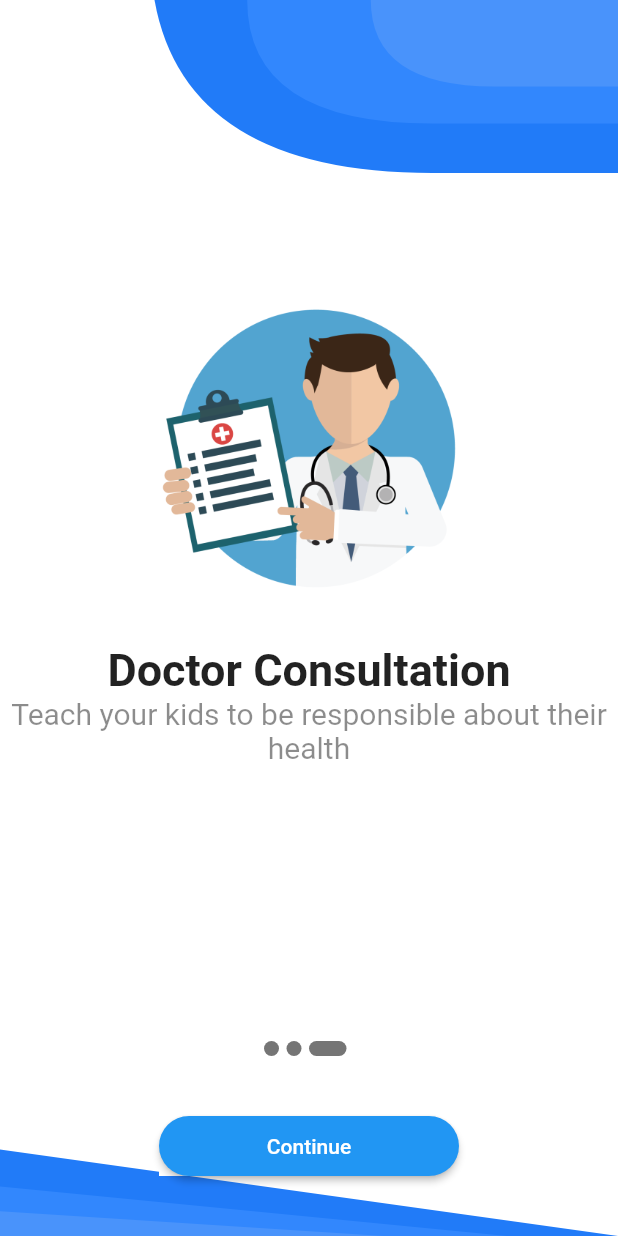
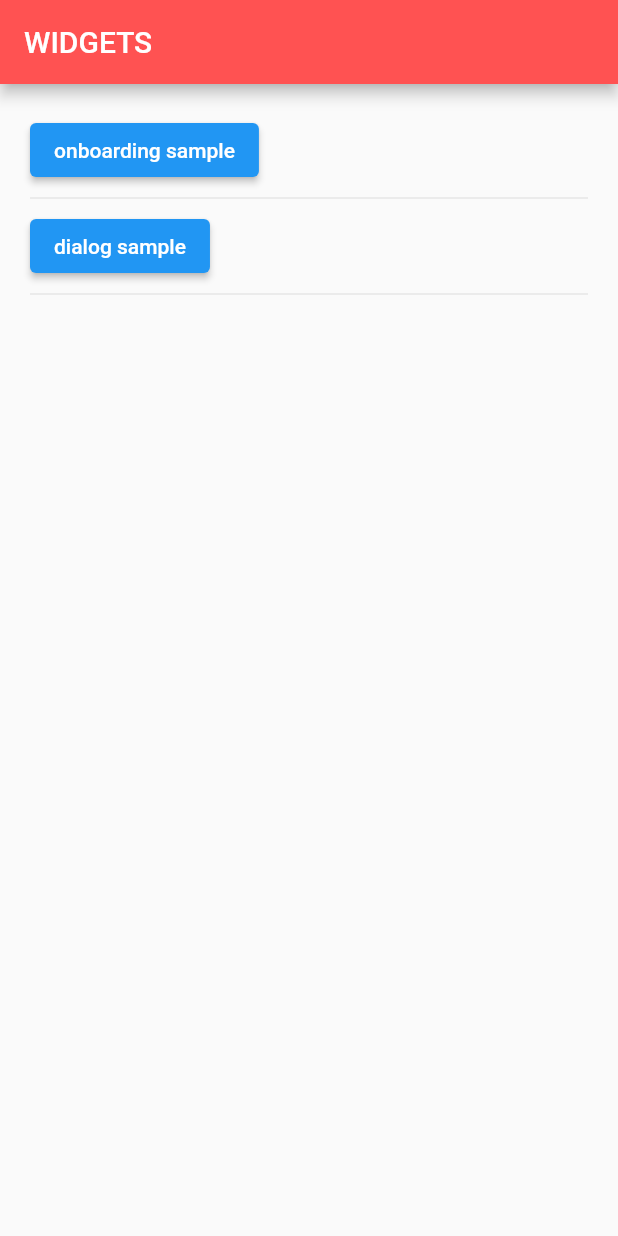
Before and after one commit to RogwiCajas/Custom-Widgets, a Flutter app: the screen it shows after launch, on a phone screen of 412 x 824 dp. Run offline on Flutter 3.47's test engine with Material 2 defaults, Android fonts, the phone set to English and light mode, and no system bars; our stand-ins replace flare_flutter, get, rive.

Commit message:
custom dialog: succes, confirmation adn error

```diff
--- a/custom_widgets/lib/main.dart
+++ b/custom_widgets/lib/main.dart
@@ -1,5 +1,5 @@
-import 'package:custom_widgets/src/app/modules/onboarding/home_page.dart';
-import 'package:custom_widgets/src/app/modules/onboarding/home_page.dart';
+import 'package:custom_widgets/src/app/modules/home.dart';
+import 'package:custom_widgets/src/core/routes/routes.dart';
 import 'package:flutter/material.dart';
 import 'package:get/get.dart';
 
@@ -15,9 +15,9 @@ class MyApp extends StatelessWidget {
     return GetMaterialApp(
       debugShowCheckedModeBanner: false,
       title: 'Onboarding',
-      home: const HomeScreen(),
-      //getPages: Routes.routes,
-      theme: ThemeData.dark().copyWith(scaffoldBackgroundColor: Colors.white),
+      home: const HomePage(),
+      getPages: Routes.routes,
+      //theme: ThemeData.dark().copyWith(scaffoldBackgroundColor: Colors.white),
     );
   }
 }
--- /dev/null
+++ b/custom_widgets/lib/src/app/modules/home.dart
@@ -0,0 +1,32 @@
+import 'package:flutter/material.dart';
+import 'package:get/get.dart';
+
+class HomePage extends StatelessWidget {
+  const HomePage({Key? key}) : super(key: key);
+
+  @override
+  Widget build(BuildContext context) {
+    return Scaffold(
+      appBar: AppBar(
+        title: const Text('WIDGETS'),
+        backgroundColor: Colors.redAccent,
+      ),
+      body: Padding(
+        padding: const EdgeInsets.all(20),
+        child: Column(
+          crossAxisAlignment: CrossAxisAlignment.start,
+          children: [
+            ElevatedButton(
+                onPressed: () => Get.toNamed('onboarding'),
+                child: const Text('onboarding sample')),
+            const Divider(),
+            ElevatedButton(
+                onPressed: () => Get.toNamed('samples'),
+                child: const Text('dialog sample')),
+            const Divider(),
+          ],
+        ),
+      ),
+    );
+  }
+}
--- a/custom_widgets/lib/src/app/modules/onboarding/home_page.dart
+++ b/custom_widgets/lib/src/app/modules/onboarding/onboardingpage.dart
@@ -5,14 +5,14 @@ import 'package:flutter/material.dart';
 import 'package:custom_widgets/src/app/modules/onboarding/slider_item.dart';
 import 'package:custom_widgets/src/app/modules/onboarding/my_painter2.dart';
 
-class HomeScreen extends StatefulWidget {
-  const HomeScreen({Key? key}) : super(key: key);
+class OnBoardingScreen extends StatefulWidget {
+  const OnBoardingScreen({Key? key}) : super(key: key);
 
   @override
   _HomeScreenState createState() => _HomeScreenState();
 }
 
-class _HomeScreenState extends State<HomeScreen>
+class _HomeScreenState extends State<OnBoardingScreen>
     with SingleTickerProviderStateMixin {
   //
 
--- /dev/null
+++ b/custom_widgets/lib/src/core/routes/routes.dart
@@ -0,0 +1,25 @@
+import 'package:custom_widgets/src/app/modules/home.dart';
+import 'package:custom_widgets/src/app/modules/onboarding/onboardingpage.dart';
+import 'package:custom_widgets/src/app/modules/samples.dart';
+import 'package:get/get.dart';
+
+class Routes {
+  static final routes = [
+    GetPage(
+      name: '/',
+      page: () => const HomePage(),
+    ),
+    GetPage(
+      name: '/onboarding',
+      page: () => const OnBoardingScreen(),
+      transition: Transition.rightToLeftWithFade,
+      transitionDuration: const Duration(milliseconds: 300),
+    ),
+    GetPage(
+      name: '/samples',
+      page: () => const SamplesPage(),
+      transition: Transition.rightToLeftWithFade,
+      transitionDuration: const Duration(milliseconds: 300),
+    ),
+  ];
+}
--- a/custom_widgets/pubspec.yaml
+++ b/custom_widgets/pubspec.yaml
@@ -32,6 +32,8 @@ dependencies:
 
   get: ^4.1.4
   http: ^0.13.4
+  flare_flutter: any
+  rive: ^0.8.4
 
   # The following adds the Cupertino Icons font to your application.
   # Use with the CupertinoIcons class for iOS style icons.
@@ -64,6 +66,9 @@ flutter:
      - assets/boarding/1.png
      - assets/boarding/2.png
      - assets/boarding/3.png
+     - assets/dialog/error.riv
+     - assets/dialog/check.riv
+     - assets/dialog/alert.riv
   #   - images/a_dot_ham.jpeg
 
   # An image asset can refer to one or more resolution-specific "variants", see
```
Also changed, not shown: custom_widgets/lib/src/app/global/widgets/customdialog.dart (added, +183 -0 lines), custom_widgets/lib/src/app/modules/home_page copy.dart (deleted, +0 -179 lines), custom_widgets/lib/src/app/modules/samples.dart (added, +68 -0 lines), 5 other files.
